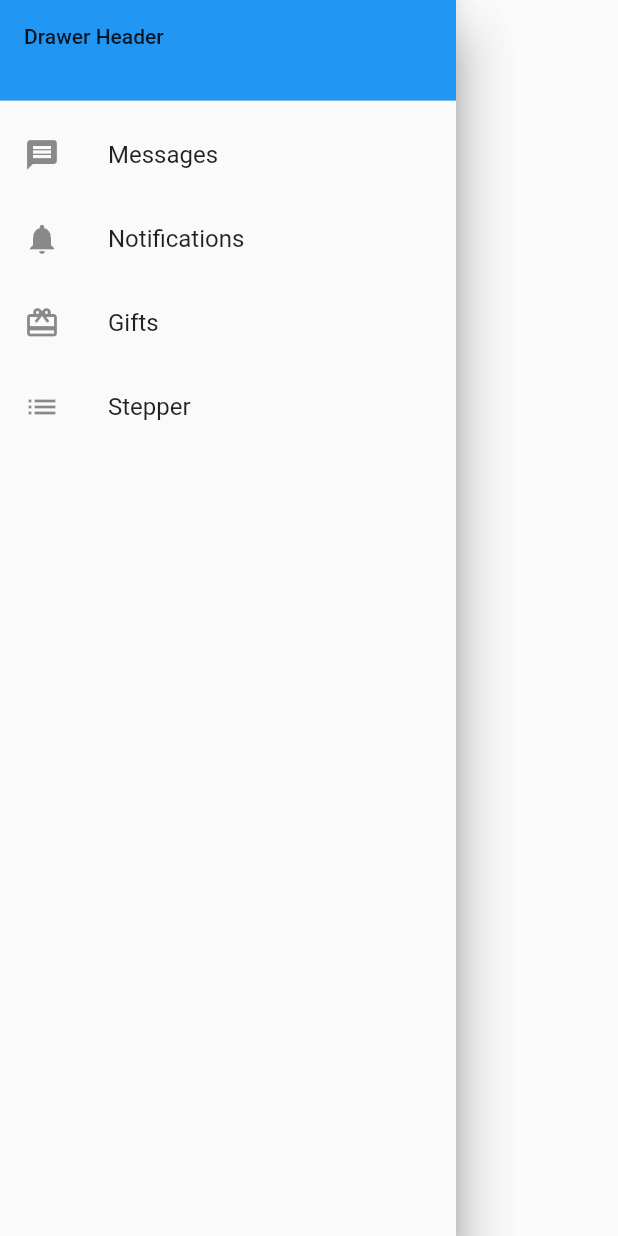
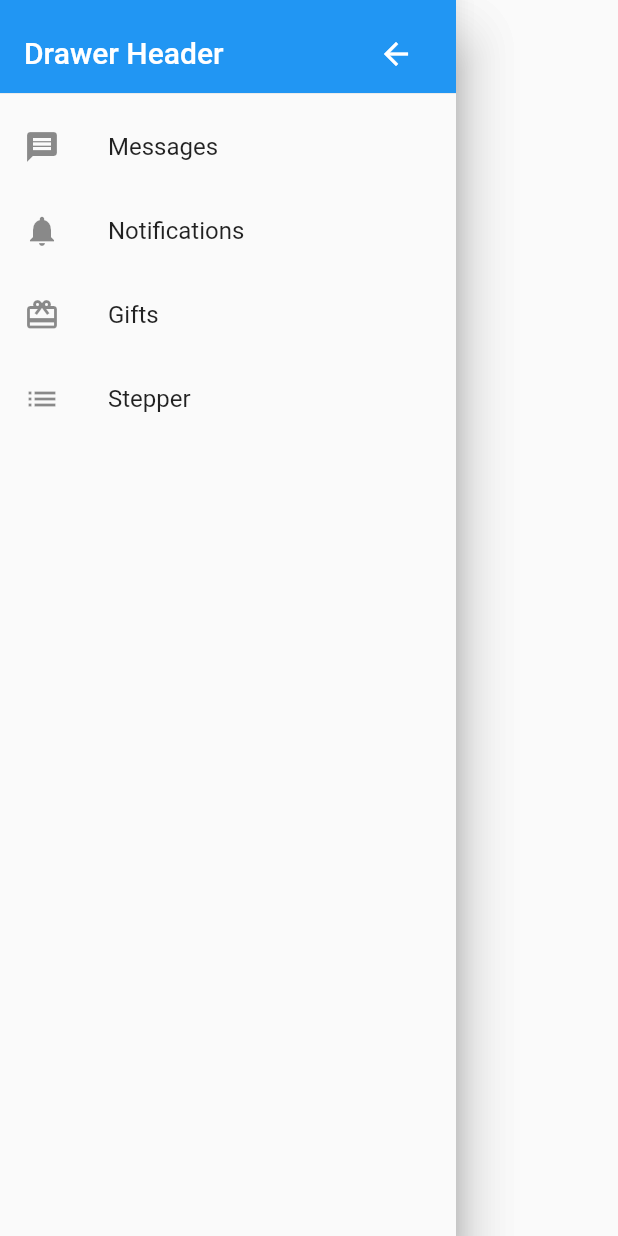
Before and after one commit to Kodake/flutter_basic_app, a Flutter app: the DrawerElements widget shown alone on an empty page, opened directly, on a phone screen of 412 x 824 dp. Run offline on Flutter 3.47's test engine with Material 2 defaults, Android fonts, the phone set to English and light mode, and no system bars.

Commit message:
DrawerHeader adjusted

```diff
--- a/lib/elements/drawer-elements.dart
+++ b/lib/elements/drawer-elements.dart
@@ -41,12 +41,24 @@ class _DrawerElementsState extends State<DrawerElements> {
       padding: EdgeInsets.zero,
       children: [
         Container(
-          height: 75.0,
-          child: const DrawerHeader(
+          height: 70.0,
+          child: DrawerHeader(
             decoration: BoxDecoration(
               color: Colors.blue,
             ),
-            child: Text('Drawer Header'),
+            child: Row(
+              mainAxisAlignment: MainAxisAlignment.spaceBetween,
+              children: <Widget>[
+                Text('Drawer Header',
+                    textAlign: TextAlign.center,
+                    style: TextStyle(fontSize: 20.0, color: Colors.white)),
+                IconButton(
+                  icon: Icon(Icons.arrow_back),
+                  color: Colors.white,
+                  onPressed: () => {Navigator.pop(context)},
+                )
+              ],
+            ),
           ),
         ),
         for (var item in myList)
```
